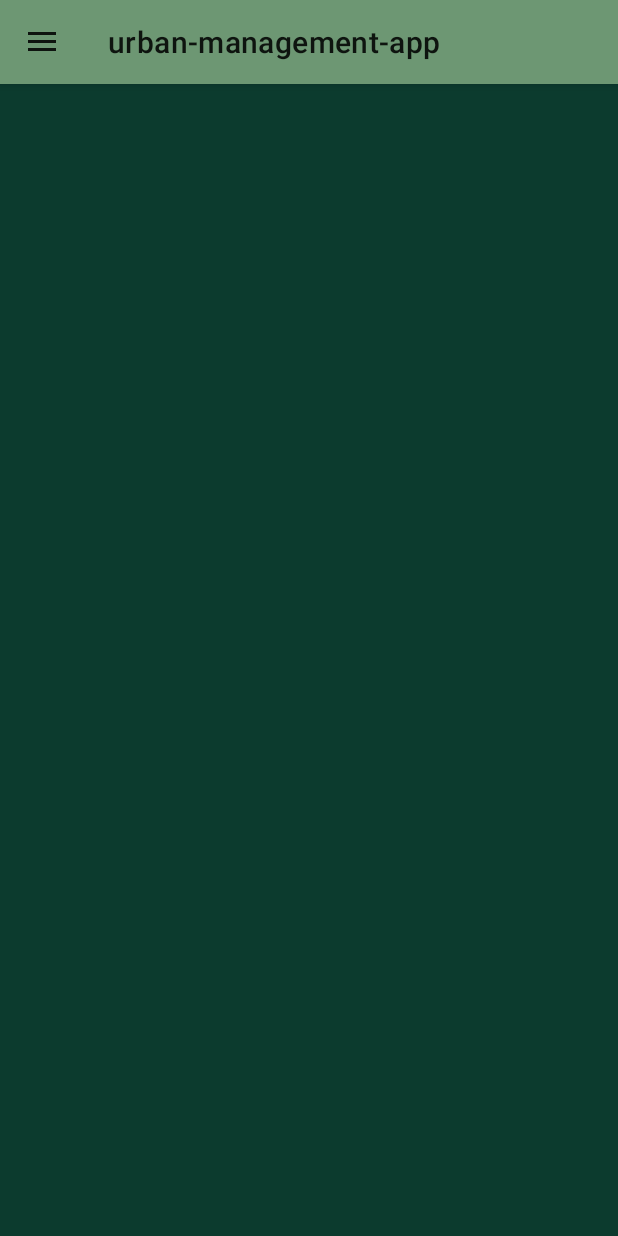
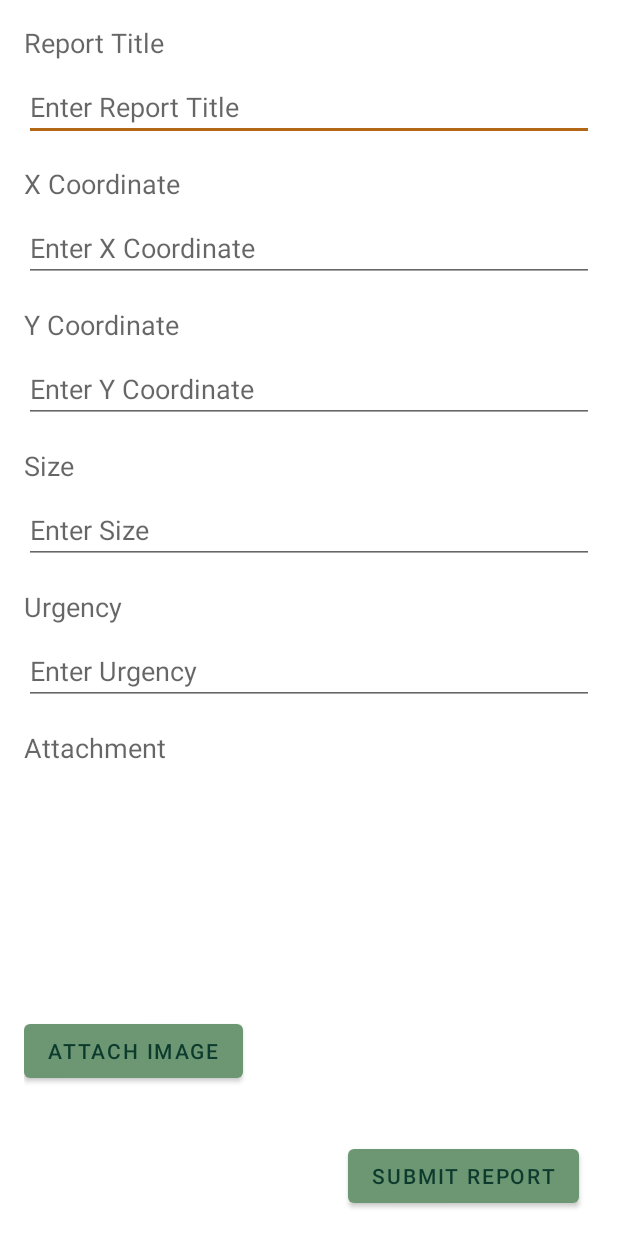
Before and after one commit to BenJohnson0/CleanStreets, an Android app: the HomeActivity screen opened directly, with no data from a screen before it, in the side drawer, after a tap on "Add New Report", on a phone screen of 412 x 824 dp. Run offline under Robolectric (Android 15) with nearby library versions, the phone set to English and light mode, and no system bars; our stand-ins replace Firebase (no records; nobody signed in at launch, a user with empty details on screens opened directly).

Commit message:
Add reports working and fixed the options available to logged in / anon users

```diff
--- a/app/build.gradle
+++ b/app/build.gradle
@@ -38,6 +38,7 @@ dependencies {
     implementation 'com.google.firebase:firebase-database:20.0.0'
     implementation platform('com.google.firebase:firebase-bom:32.1.1')
     implementation 'com.google.firebase:firebase-analytics'
+    implementation 'com.google.firebase:firebase-storage:20.2.1'
     testImplementation 'junit:junit:4.13.2'
     androidTestImplementation 'androidx.test.ext:junit:1.1.5'
     androidTestImplementation 'androidx.test.espresso:espresso-core:3.5.1'
--- a/app/src/main/AndroidManifest.xml
+++ b/app/src/main/AndroidManifest.xml
@@ -41,6 +41,10 @@
             android:name=".HomeActivity"
             android:label="@string/app_name">
         </activity>
+        <activity
+            android:name=".AddReportActivity"
+            android:label="@string/app_name">
+        </activity>
 
 
 
--- /dev/null
+++ b/app/src/main/java/com/example/urban_management_app/AddReportActivity.java
@@ -0,0 +1,186 @@
+package com.example.urban_management_app;
+
+import android.Manifest;
+import android.annotation.SuppressLint;
+import android.app.ProgressDialog;
+import android.content.Intent;
+import android.content.pm.PackageManager;
+import android.net.Uri;
+import android.os.Bundle;
+import android.provider.MediaStore;
+import android.text.TextUtils;
+import android.view.View;
+import android.widget.Button;
+import android.widget.EditText;
+import android.widget.ImageView;
+import android.widget.Toast;
+
+import androidx.annotation.NonNull;
+import androidx.annotation.Nullable;
+import androidx.appcompat.app.AppCompatActivity;
+import androidx.core.app.ActivityCompat;
+import androidx.core.content.ContextCompat;
+
+import com.google.android.gms.tasks.OnCompleteListener;
+import com.google.android.gms.tasks.Task;
+import com.google.firebase.auth.FirebaseAuth;
+import com.google.firebase.database.DatabaseReference;
+import com.google.firebase.database.FirebaseDatabase;
+import com.google.firebase.storage.FirebaseStorage;
+import com.google.firebase.storage.StorageReference;
+import com.google.firebase.storage.UploadTask;
+
+import java.text.SimpleDateFormat;
+import java.util.Date;
+import java.util.Locale;
+
+public class AddReportActivity extends AppCompatActivity {
+
+    private static final int REQUEST_IMAGE_CAPTURE = 1;
+    private static final int REQUEST_PERMISSION_CAMERA = 2;
+
+    private EditText editTextX;
+    private EditText editTextY;
+    private EditText editTextSize;
+    private EditText editTextUrgency;
+    private ImageView imageViewAttachment;
+    private Uri imageUri;
+    private ProgressDialog progressDialog;
+
+    private DatabaseReference databaseReference;
+    private StorageReference storageReference;
+
+    @Override
+    protected void onCreate(Bundle savedInstanceState) {
+        super.onCreate(savedInstanceState);
+        setContentView(R.layout.activity_add_report);
+
+        editTextX = findViewById(R.id.edit_text_x);
+        editTextY = findViewById(R.id.edit_text_y);
+        editTextSize = findViewById(R.id.edit_text_size);
+        editTextUrgency = findViewById(R.id.edit_text_urgency);
+        imageViewAttachment = findViewById(R.id.image_view_attachment);
+        Button buttonAttachImage = findViewById(R.id.button_attach_image);
+        Button buttonSubmit = findViewById(R.id.button_submit);
+
+        progressDialog = new ProgressDialog(this);
+        progressDialog.setMessage("Uploading Report...");
+
+        // Initialize Firebase database and storage references
+        databaseReference = FirebaseDatabase.getInstance().getReference("reports");
+        storageReference = FirebaseStorage.getInstance().getReference("report_images");
+
+        buttonAttachImage.setOnClickListener(new View.OnClickListener() {
+            @Override
+            public void onClick(View v) {
+                checkCameraPermission();
+            }
+        });
+
+        buttonSubmit.setOnClickListener(new View.OnClickListener() {
+            @Override
+            public void onClick(View v) {
+                uploadReport();
+            }
+        });
+    }
+
+    private void checkCameraPermission() {
+        if (ContextCompat.checkSelfPermission(this, Manifest.permission.CAMERA)
+                != PackageManager.PERMISSION_GRANTED) {
+            ActivityCompat.requestPermissions(this,
+                    new String[]{Manifest.permission.CAMERA},
+                    REQUEST_PERMISSION_CAMERA);
+        } else {
+            captureImage();
+        }
+    }
+
+    private void captureImage() {
+        Intent intent = new Intent(MediaStore.ACTION_IMAGE_CAPTURE);
+        if (intent.resolveActivity(getPackageManager()) != null) {
+            startActivityForResult(intent, REQUEST_IMAGE_CAPTURE);
+        }
+    }
+
+    @SuppressLint("SimpleDateFormat")
+    private void uploadReport() {
+        final String x = editTextX.getText().toString().trim();
+        final String y = editTextY.getText().toString().trim();
+        final String size = editTextSize.getText().toString().trim();
+        final String urgency = editTextUrgency.getText().toString().trim();
+
+        if (TextUtils.isEmpty(x) || TextUtils.isEmpty(y) || TextUtils.isEmpty(size)
+                || TextUtils.isEmpty(urgency)) {
+            Toast.makeText(this, "Please fill in all fields", Toast.LENGTH_SHORT).show();
+            return;
+        }
+
+        progressDialog.show();
+
+        final String reportId = databaseReference.push().getKey();
+        final String timeStamp = new SimpleDateFormat("yyyy-MM-dd HH:mm:ss", Locale.getDefault())
+                .format(new Date());
+
+        if (imageUri != null) {
+            final StorageReference fileReference = storageReference.child(reportId);
+            fileReference.putFile(imageUri)
+                    .addOnSuccessListener(taskSnapshot -> fileReference.getDownloadUrl()
+                            .addOnSuccessListener(uri -> {
+                                Report report = new Report(reportId, timeStamp, x, y, size,
+                                        urgency, uri.toString(), FirebaseAuth.getInstance().getCurrentUser().getUid());
+                                saveReportToDatabase(report);
+                            }))
+                    .addOnFailureListener(e -> {
+                        progressDialog.dismiss();
+                        Toast.makeText(AddReportActivity.this,
+                                "Failed to upload image", Toast.LENGTH_SHORT).show();
+                    });
+        } else {
+            Report report = new Report(reportId, timeStamp, x, y, size, urgency, "", FirebaseAuth.getInstance().getCurrentUser().getUid());
+            saveReportToDatabase(report);
+        }
+    }
+
+    private void saveReportToDatabase(Report report) {
+        databaseReference.child(report.getReportId()).setValue(report)
+                .addOnCompleteListener(new OnCompleteListener<Void>() {
+                    @Override
+                    public void onComplete(@NonNull Task<Void> task) {
+                        progressDialog.dismiss();
+                        if (task.isSuccessful()) {
+                            Toast.makeText(AddReportActivity.this,
+                                    "Report added successfully", Toast.LENGTH_SHORT).show();
+                            finish();
+                        } else {
+                            Toast.makeText(AddReportActivity.this,
+                                    "Failed to add report", Toast.LENGTH_SHORT).show();
+                        }
+                    }
+                });
+    }
+
+    @Override
+    protected void onActivityResult(int requestCode, int resultCode, @Nullable Intent data) {
+        super.onActivityResult(requestCode, resultCode, data);
+        if (requestCode == REQUEST_IMAGE_CAPTURE && resultCode == RESULT_OK) {
+            if (data != null && data.getExtras() != null) {
+                imageUri = data.getData();
+                imageViewAttachment.setImageURI(imageUri);
+            }
+        }
+    }
+
+    @Override
+    public void onRequestPermissionsResult(int requestCode, @NonNull String[] permissions,
+                                           @NonNull int[] grantResults) {
+        super.onRequestPermissionsResult(requestCode, permissions, grantResults);
+        if (requestCode == REQUEST_PERMISSION_CAMERA) {
+            if (grantResults.length > 0 && grantResults[0] == PackageManager.PERMISSION_GRANTED) {
+                captureImage();
+            } else {
+                Toast.makeText(this, "Camera permission denied", Toast.LENGTH_SHORT).show();
+            }
+        }
+    }
+}
--- a/app/src/main/java/com/example/urban_management_app/HomeActivity.java
+++ b/app/src/main/java/com/example/urban_management_app/HomeActivity.java
@@ -3,6 +3,7 @@ package com.example.urban_management_app;
 import android.content.Intent;
 import android.os.Bundle;
 import android.view.Gravity;
+import android.view.Menu;
 import android.view.MenuItem;
 import android.view.View;
 import android.widget.TextView;
@@ -64,13 +65,37 @@ public class HomeActivity extends AppCompatActivity implements NavigationView.On
         userNameTextView.setText(userName);
         userEmailTextView.setText(userEmail);
 
+        Menu navMenu = navigationView.getMenu();
+
         // Show/hide user-specific options based on login status
-        boolean isLoggedIn = (userEmail != null);
-        navigationView.getMenu().findItem(R.id.nav_your_reports).setVisible(isLoggedIn);
-        navigationView.getMenu().findItem(R.id.nav_sign_out).setVisible(isLoggedIn);
-        navigationView.getMenu().findItem(R.id.nav_account).setVisible(isLoggedIn);
-        navigationView.getMenu().findItem(R.id.nav_saved_reports).setVisible(isLoggedIn);
+        if (userEmail != null) {
+            // User is logged in
+            navMenu.findItem(R.id.nav_home).setVisible(true);
+            navMenu.findItem(R.id.nav_add_report).setVisible(true);
+            navMenu.findItem(R.id.nav_statistics).setVisible(true);
+            navMenu.findItem(R.id.nav_saved_reports).setVisible(true);
+            navMenu.findItem(R.id.nav_your_reports).setVisible(true);
+            navMenu.findItem(R.id.nav_map).setVisible(true);
+            navMenu.findItem(R.id.nav_account).setVisible(true);
+            navMenu.findItem(R.id.nav_settings).setVisible(true);
+            navMenu.findItem(R.id.nav_sign_out).setVisible(true);
+            navMenu.findItem(R.id.nav_register).setVisible(false); // Hide "Register" option
+            navMenu.findItem(R.id.nav_login).setVisible(false); // Hide "Login" option
+        } else {
+            navMenu.findItem(R.id.nav_home).setVisible(true);
+            navMenu.findItem(R.id.nav_add_report).setVisible(true);
+            navMenu.findItem(R.id.nav_statistics).setVisible(true);
+            navMenu.findItem(R.id.nav_saved_reports).setVisible(false);
+            navMenu.findItem(R.id.nav_your_reports).setVisible(false);
+            navMenu.findItem(R.id.nav_map).setVisible(true);
+            navMenu.findItem(R.id.nav_account).setVisible(false);
+            navMenu.findItem(R.id.nav_settings).setVisible(true);
+            navMenu.findItem(R.id.nav_sign_out).setVisible(false);
+            navMenu.findItem(R.id.nav_register).setVisible(true); // show "Register" option
+            navMenu.findItem(R.id.nav_login).setVisible(true); // show "Login" option
+        }
     }
+
 
     @Override
     public boolean onNavigationItemSelected(@NonNull MenuItem item) {
@@ -97,7 +122,7 @@ public class HomeActivity extends AppCompatActivity implements NavigationView.On
                 break;
             case R.id.nav_add_report:
                 // Handle Add new report option
-                showToast("Add report selected");
+                startActivity(new Intent(HomeActivity.this, AddReportActivity.class));
                 break;
             case R.id.nav_your_reports:
                 // Handle User-created reports option (visible only to logged-in users)
@@ -106,6 +131,18 @@ public class HomeActivity extends AppCompatActivity implements NavigationView.On
             case R.id.nav_sign_out:
                 // Handle Sign out option (visible only to logged-in users)
                 signOut();
+                break;
+            case R.id.nav_map:
+                // Handle View saved reports option (visible only to logged-in users)
+                showToast("Map selected");
+                break;
+            case R.id.nav_register:
+                // Handle View saved reports option (visible only to anonymous users)
+                showToast("Register selected");
+                break;
+            case R.id.nav_login:
+                // Handle View saved reports option (visible only to anonymous users)
+                showToast("Login selected");
                 break;
         }
 
--- /dev/null
+++ b/app/src/main/res/layout/activity_add_report.xml
@@ -0,0 +1,131 @@
+<?xml version="1.0" encoding="utf-8"?>
+<RelativeLayout xmlns:android="http://schemas.android.com/apk/res/android"
+    xmlns:tools="http://schemas.android.com/tools"
+    android:layout_width="match_parent"
+    android:layout_height="match_parent"
+    android:padding="16dp"
+    tools:context=".AddReportActivity">
+
+    <TextView
+        android:id="@+id/text_view_title"
+        android:layout_width="wrap_content"
+        android:layout_height="wrap_content"
+        android:text="Report Title"
+        android:textAppearance="?android:textAppearanceMedium" />
+
+    <EditText
+        android:id="@+id/edit_text_title"
+        android:layout_width="match_parent"
+        android:layout_height="wrap_content"
+        android:layout_below="@id/text_view_title"
+        android:layout_marginTop="8dp"
+        android:hint="Enter Report Title"
+        android:inputType="text" />
+
+    <TextView
+        android:id="@+id/text_view_x"
+        android:layout_width="wrap_content"
+        android:layout_height="wrap_content"
+        android:layout_below="@id/edit_text_title"
+        android:layout_marginTop="16dp"
+        android:text="X Coordinate"
+        android:textAppearance="?android:textAppearanceMedium" />
+
+    <EditText
+        android:id="@+id/edit_text_x"
+        android:layout_width="match_parent"
+        android:layout_height="wrap_content"
+        android:layout_below="@id/text_view_x"
+        android:layout_marginTop="8dp"
+        android:hint="Enter X Coordinate"
+        android:inputType="number" />
+
+    <TextView
+        android:id="@+id/text_view_y"
+        android:layout_width="wrap_content"
+        android:layout_height="wrap_content"
+        android:layout_below="@id/edit_text_x"
+        android:layout_marginTop="16dp"
+        android:text="Y Coordinate"
+        android:textAppearance="?android:textAppearanceMedium" />
+
+    <EditText
+        android:id="@+id/edit_text_y"
+        android:layout_width="match_parent"
+        android:layout_height="wrap_content"
+        android:layout_below="@id/text_view_y"
+        android:layout_marginTop="8dp"
+        android:hint="Enter Y Coordinate"
+        android:inputType="number" />
+
+    <TextView
+        android:id="@+id/text_view_size"
+        android:layout_width="wrap_content"
+        android:layout_height="wrap_content"
+        android:layout_below="@id/edit_text_y"
+        android:layout_marginTop="16dp"
+        android:text="Size"
+        android:textAppearance="?android:textAppearanceMedium" />
+
+    <EditText
+        android:id="@+id/edit_text_size"
+        android:layout_width="match_parent"
+        android:layout_height="wrap_content"
+        android:layout_below="@id/text_view_size"
+        android:layout_marginTop="8dp"
+        android:hint="Enter Size"
+        android:inputType="text" />
+
+    <TextView
+        android:id="@+id/text_view_urgency"
+        android:layout_width="wrap_content"
+        android:layout_height="wrap_content"
+        android:layout_below="@id/edit_text_size"
+        android:layout_marginTop="16dp"
+        android:text="Urgency"
+        android:textAppearance="?android:textAppearanceMedium" />
+
+    <EditText
+        android:id="@+id/edit_text_urgency"
+        android:layout_width="match_parent"
+        android:layout_height="wrap_content"
+        android:layout_below="@id/text_view_urgency"
+        android:layout_marginTop="8dp"
+        android:hint="Enter Urgency"
+        android:inputType="text" />
+
+    <TextView
+        android:id="@+id/text_view_attachment"
+        android:layout_width="wrap_content"
+        android:layout_height="wrap_content"
+        android:layout_below="@id/edit_text_urgency"
+        android:layout_marginTop="16dp"
+        android:text="Attachment"
+        android:textAppearance="?android:textAppearanceMedium" />
+
+    <ImageView
+        android:id="@+id/image_view_attachment"
+        android:layout_width="150dp"
+        android:layout_height="150dp"
+        android:layout_below="@id/text_view_attachment"
+        android:layout_marginTop="8dp"
+        android:scaleType="centerCrop" />
+
+    <Button
+        android:id="@+id/button_attach_image"
+        android:layout_width="wrap_content"
+        android:layout_height="wrap_content"
+        android:layout_below="@id/image_view_attachment"
+        android:layout_marginTop="8dp"
+        android:text="Attach Image" />
+
+    <Button
+        android:id="@+id/button_submit"
+        android:layout_width="wrap_content"
+        android:layout_height="wrap_content"
+        android:layout_alignParentBottom="true"
+        android:layout_toEndOf="@id/button_attach_image"
+        android:layout_marginLeft="70dp"
+        android:text="Submit Report" />
+
+</RelativeLayout>
```
Also changed, not shown: app/src/main/java/com/example/urban_management_app/Report.java (added, +92 -0 lines), app/src/main/res/menu/drawer_menu.xml (+12 -0 lines), app/src/main/res/drawable/login.png (added), app/src/main/res/drawable/map.png (added), app/src/main/res/drawable/register.png (added).
